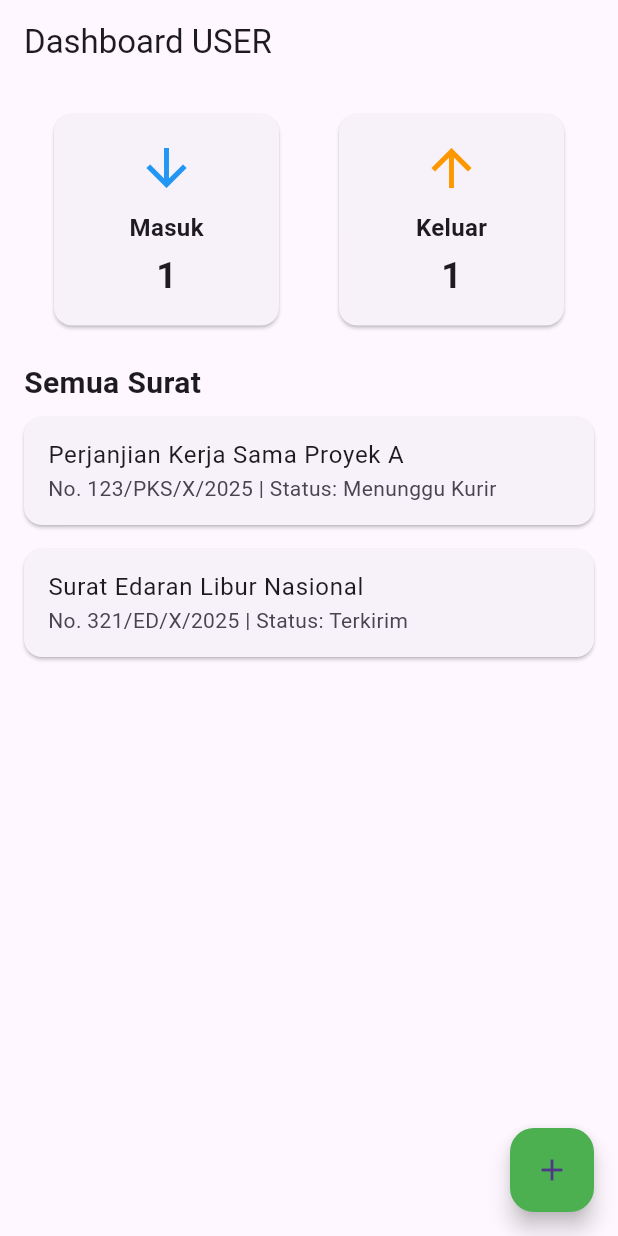
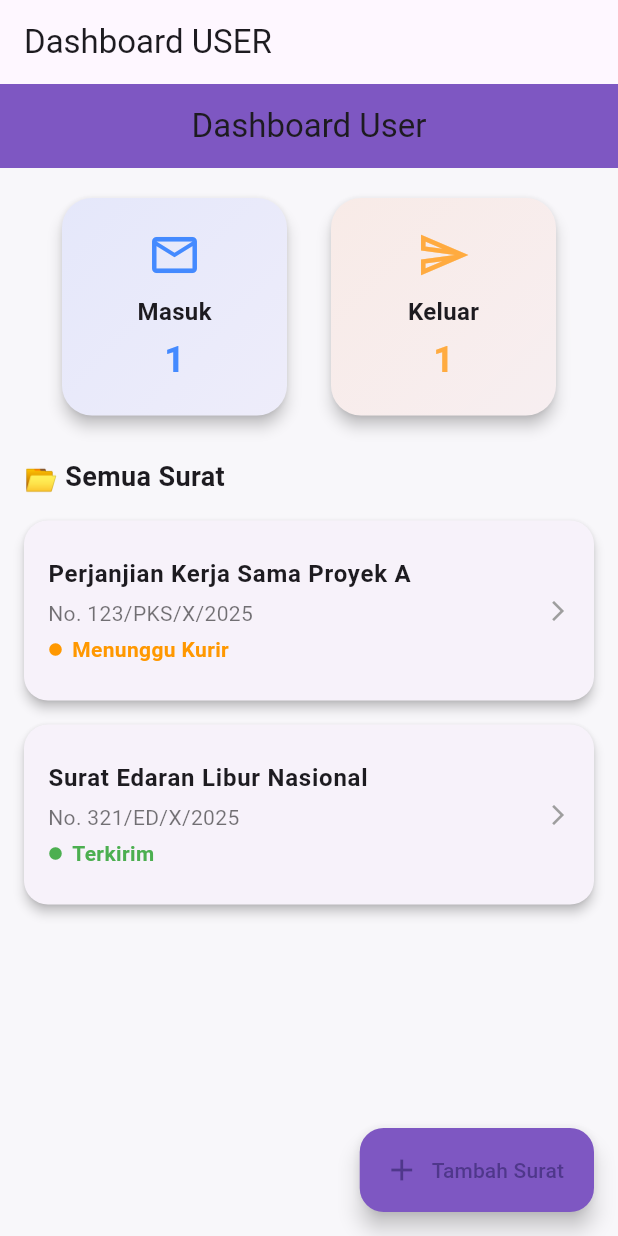
Before and after one commit to Mailing-Room/FrontendMailingRoom, a Flutter app: the screen it shows after launch, on a phone screen of 412 x 824 dp. Run offline on Flutter 3.47's test engine with Material 3 defaults, Android fonts, the phone set to English and light mode, and no system bars.

Commit message:
refactor: Improve layout and styling in dashboard and surat card components

```diff
--- a/mailingroom/lib/main.dart
+++ b/mailingroom/lib/main.dart
@@ -16,7 +16,10 @@ class MyApp extends StatelessWidget {
   Widget build(BuildContext context) {
     // Memberikan data user dummy ke seluruh aplikasi
     return Provider<MyUser?>(
-      create: (_) => MyUser(uid: 'user_id_dummy', email: 'pengirim@mailingroom.com', role: 'user'),
+      create: (_) => MyUser(
+          uid: 'user_id_dummy',
+          email: 'pengirim@mailingroom.com',
+          role: 'user'),
       child: MaterialApp(
         title: 'Mailingroom App',
         theme: ThemeData(
--- a/mailingroom/lib/pages/dashboard/pengirim_dashboard.dart
+++ b/mailingroom/lib/pages/dashboard/pengirim_dashboard.dart
@@ -1,10 +1,7 @@
-// Path: lib/pages/dashboards/pengirim_dashboard.dart
-
 import 'package:flutter/material.dart';
 import 'package:mailingroom/models/surat.dart';
 import 'package:mailingroom/pages/add_edit_surat_pages.dart';
 import 'package:mailingroom/pages/detail_surat.dart';
-import 'package:mailingroom/services/database_service.dart';
 
 class PengirimDashboard extends StatelessWidget {
   PengirimDashboard({super.key});
@@ -52,85 +49,148 @@ class PengirimDashboard extends StatelessWidget {
 
   @override
   Widget build(BuildContext context) {
-    // Karena tidak menggunakan StreamBuilder, kita bisa langsung menggunakan data dummy
     final int totalMasuk = _dummySuratList.where((s) => s.jenisSurat == 'Masuk').length;
     final int totalKeluar = _dummySuratList.where((s) => s.jenisSurat == 'Keluar').length;
 
     return Scaffold(
+      backgroundColor: const Color(0xFFF8F7FA),
+      appBar: AppBar(
+        title: const Text('Dashboard User'),
+        centerTitle: true,
+        backgroundColor: Colors.deepPurple.shade400,
+        elevation: 0,
+      ),
       body: Padding(
-        padding: const EdgeInsets.all(16.0),
+        padding: const EdgeInsets.all(16),
         child: Column(
-          crossAxisAlignment: CrossAxisAlignment.stretch,
+          crossAxisAlignment: CrossAxisAlignment.start,
           children: [
-            _buildStatCards(totalMasuk, totalKeluar),
-            const SizedBox(height: 20),
+            // Statistik Card
+            Row(
+              mainAxisAlignment: MainAxisAlignment.spaceEvenly,
+              children: [
+                _buildStatCard('Masuk', totalMasuk, Icons.mail_outline, Colors.blueAccent),
+                _buildStatCard('Keluar', totalKeluar, Icons.send_outlined, Colors.orangeAccent),
+              ],
+            ),
+            const SizedBox(height: 24),
             const Text(
-              'Semua Surat',
-              style: TextStyle(fontSize: 20, fontWeight: FontWeight.bold),
+              '📂 Semua Surat',
+              style: TextStyle(fontSize: 18, fontWeight: FontWeight.bold),
             ),
+            const SizedBox(height: 8),
             Expanded(
               child: ListView.builder(
                 itemCount: _dummySuratList.length,
                 itemBuilder: (context, index) {
                   final surat = _dummySuratList[index];
-                  return Card(
-                    margin: const EdgeInsets.symmetric(vertical: 8.0),
-                    child: ListTile(
-                      title: Text(surat.perihal),
-                      subtitle: Text('No. ${surat.nomor} | Status: ${surat.status}'),
-                      onTap: () {
-                        Navigator.push(
-                          context,
-                          MaterialPageRoute(builder: (context) => SuratDetailPage(surat: surat)),
-                        );
-                      },
-                    ),
-                  );
+                  return _buildSuratCard(context, surat);
                 },
               ),
             ),
           ],
         ),
       ),
-      floatingActionButton: FloatingActionButton(
+      floatingActionButton: FloatingActionButton.extended(
         onPressed: () {
           Navigator.push(
             context,
             MaterialPageRoute(builder: (context) => const AddEditSuratPage()),
           );
         },
-        backgroundColor: Colors.green, // Ganti warna latar belakang
-        tooltip: 'Tambah Surat Baru', // Tambahkan tooltip
-        child: const Icon(Icons.add),
+        label: const Text('Tambah Surat'),
+        icon: const Icon(Icons.add),
+        backgroundColor: Colors.deepPurple.shade400,
       ),
     );
   }
 
-  Widget _buildStatCards(int totalMasuk, int totalKeluar) {
-    return Row(
-      mainAxisAlignment: MainAxisAlignment.spaceAround,
-      children: [
-        _buildStatCard('Masuk', totalMasuk, Icons.arrow_downward, Colors.blue),
-        _buildStatCard('Keluar', totalKeluar, Icons.arrow_upward, Colors.orange),
-      ],
-    );
-  }
-
+  // Statistik Card
   Widget _buildStatCard(String title, int count, IconData icon, Color color) {
     return Card(
+      elevation: 4,
+      shape: RoundedRectangleBorder(borderRadius: BorderRadius.circular(20)),
       child: Container(
-        padding: const EdgeInsets.all(16.0),
+        padding: const EdgeInsets.all(20),
         width: 150,
+        decoration: BoxDecoration(
+          borderRadius: BorderRadius.circular(20),
+          gradient: LinearGradient(
+            colors: [color.withOpacity(0.1), color.withOpacity(0.05)],
+            begin: Alignment.topLeft,
+            end: Alignment.bottomRight,
+          ),
+        ),
         child: Column(
           children: [
-            Icon(icon, size: 40, color: color),
+            Icon(icon, size: 36, color: color),
             const SizedBox(height: 8),
-            Text(title, style: const TextStyle(fontSize: 16, fontWeight: FontWeight.bold)),
+            Text(
+              title,
+              style: const TextStyle(fontSize: 16, fontWeight: FontWeight.w600),
+            ),
             const SizedBox(height: 4),
-            Text('$count', style: const TextStyle(fontSize: 24, fontWeight: FontWeight.bold)),
+            Text(
+              '$count',
+              style: TextStyle(
+                fontSize: 24,
+                fontWeight: FontWeight.bold,
+                color: color,
+              ),
+            ),
           ],
         ),
       ),
     );
   }
+
+  // Card Surat
+  Widget _buildSuratCard(BuildContext context, Surat surat) {
+    Color statusColor;
+    if (surat.status == 'Terkirim') {
+      statusColor = Colors.green;
+    } else if (surat.status == 'Menunggu Kurir') {
+      statusColor = Colors.orange;
+    } else {
+      statusColor = Colors.grey;
+    }
+
+    return Card(
+      elevation: 3,
+      margin: const EdgeInsets.symmetric(vertical: 8),
+      shape: RoundedRectangleBorder(borderRadius: BorderRadius.circular(16)),
+      child: ListTile(
+        contentPadding: const EdgeInsets.all(16),
+        title: Text(
+          surat.perihal,
+          style: const TextStyle(fontWeight: FontWeight.bold, fontSize: 16),
+        ),
+        subtitle: Column(
+          crossAxisAlignment: CrossAxisAlignment.start,
+          children: [
+            const SizedBox(height: 4),
+            Text('No. ${surat.nomor}', style: const TextStyle(color: Colors.black54)),
+            const SizedBox(height: 4),
+            Row(
+              children: [
+                Icon(Icons.circle, size: 10, color: statusColor),
+                const SizedBox(width: 6),
+                Text(
+                  surat.status,
+                  style: TextStyle(color: statusColor, fontWeight: FontWeight.w600),
+                ),
+              ],
+            ),
+          ],
+        ),
+        trailing: const Icon(Icons.arrow_forward_ios, size: 16, color: Colors.grey),
+        onTap: () {
+          Navigator.push(
+            context,
+            MaterialPageRoute(builder: (context) => SuratDetailPage(surat: surat)),
+          );
+        },
+      ),
+    );
+  }
 }
--- a/mailingroom/pubspec.yaml
+++ b/mailingroom/pubspec.yaml
@@ -13,8 +13,6 @@ dependencies:
   # Manajemen state
   provider: ^6.1.1
 
-
-
   # UI dan utilitas
   font_awesome_flutter: ^10.7.0
 
@@ -22,3 +20,7 @@ dev_dependencies:
   flutter_test:
     sdk: flutter
   flutter_lints: ^2.0.0
+  flutter_launcher_icons: ^0.13.1
+
+flutter:
+  uses-material-design: true
```
Also changed, not shown: mailingroom/lib/widgets/surat_card.dart (+47 -18 lines), mailingroom/pubspec.lock.
